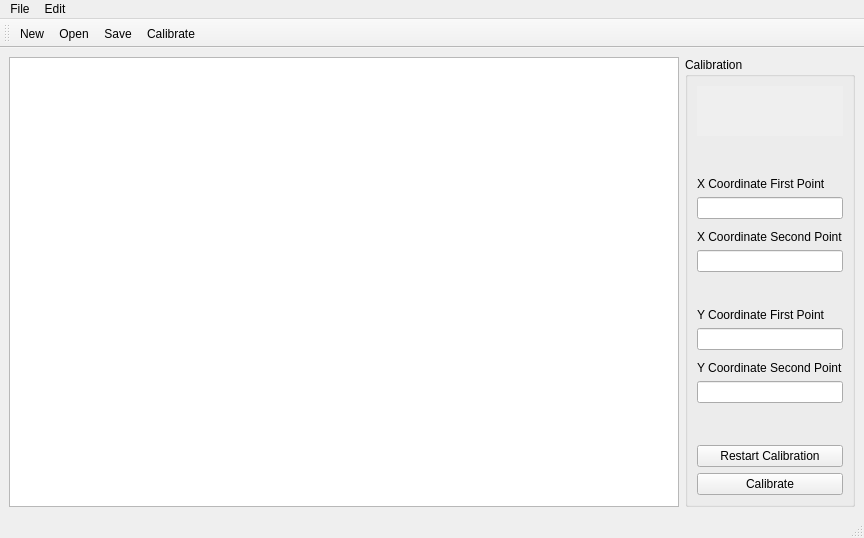
Old version of the form digitiser.ui in the repository EddyDavies/Year3_Graph_Digitiser.
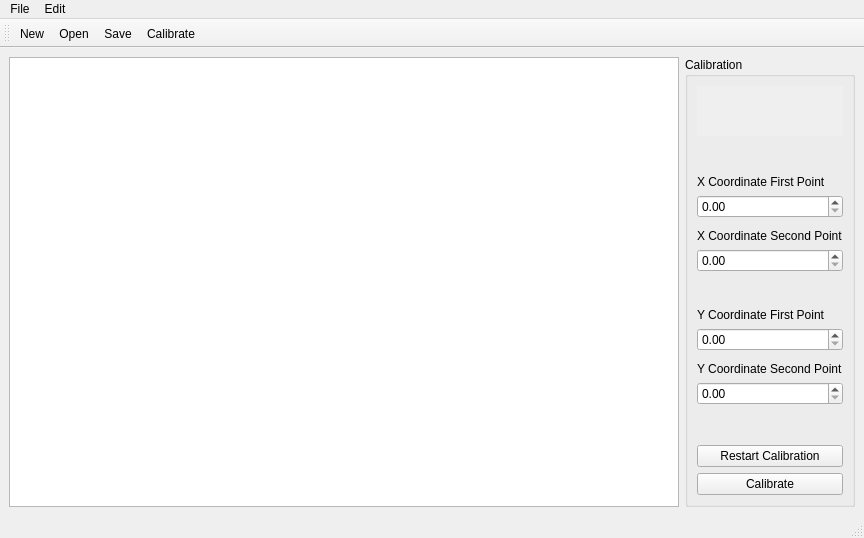
New version of the form. Icons and pictures are not drawn.

The edit to the form file:
```diff
--- a/digitiser.ui
+++ b/digitiser.ui
@@ -79,7 +79,7 @@
         </widget>
        </item>
        <item>
-        <widget class="QLineEdit" name="x1LineEdit"/>
+        <widget class="QDoubleSpinBox" name="x1Box"/>
        </item>
        <item>
         <spacer name="verticalSpacer_4">
@@ -105,7 +105,7 @@
         </widget>
        </item>
        <item>
-        <widget class="QLineEdit" name="x2LineEdit"/>
+        <widget class="QDoubleSpinBox" name="x2Box"/>
        </item>
        <item>
         <spacer name="verticalSpacer_2">
@@ -131,7 +131,7 @@
         </widget>
        </item>
        <item>
-        <widget class="QLineEdit" name="y1LineEdit"/>
+        <widget class="QDoubleSpinBox" name="y1Box"/>
        </item>
        <item>
         <spacer name="verticalSpacer_5">
@@ -157,7 +157,7 @@
         </widget>
        </item>
        <item>
-        <widget class="QLineEdit" name="y2LineEdit"/>
+        <widget class="QDoubleSpinBox" name="y2Box"/>
        </item>
        <item>
         <spacer name="verticalSpacer">
```
